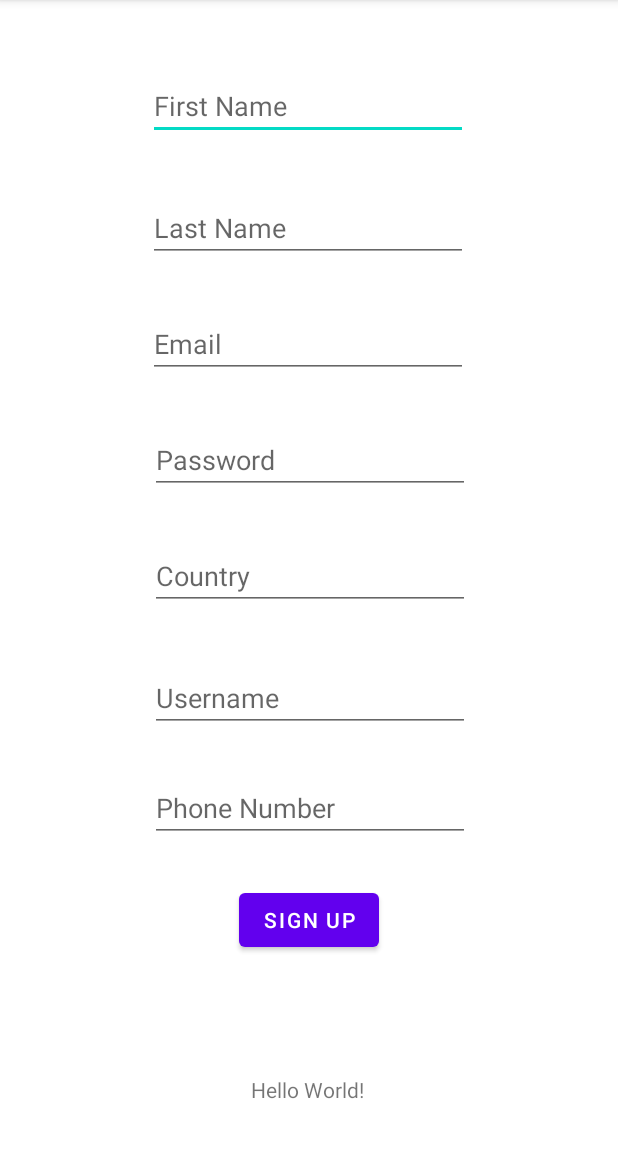
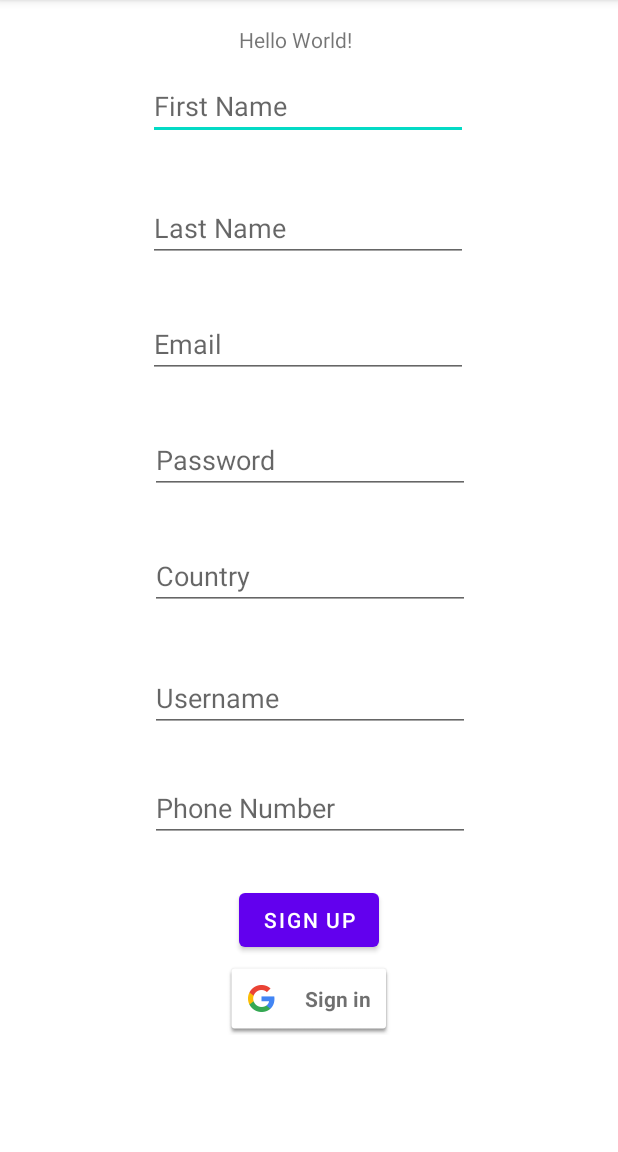
Before and after one commit to RutaleIvanPaul/TreeoApp, an Android app: the screen it shows after launch (MainActivity), on a phone screen of 412 x 824 dp, the part 84-1236 px from its top. Run offline under Robolectric (Android 15) with nearby library versions, the phone set to English and light mode, and no system bars; our stand-ins replace Dagger/Hilt's generated code.

Commit message:
Add Google Auth

```diff
--- a/app/src/main/java/com/fairventures/treeo/ui/MainActivity.kt
+++ b/app/src/main/java/com/fairventures/treeo/ui/MainActivity.kt
@@ -1,16 +1,28 @@
 package com.fairventures.treeo.ui
 
+import android.content.Intent
+import android.os.Bundle
+import android.util.Log
+import android.view.View
+import android.widget.Toast
+import androidx.activity.viewModels
 import androidx.appcompat.app.AppCompatActivity
-import android.os.Bundle
-import androidx.activity.viewModels
 import androidx.lifecycle.Observer
 import com.fairventures.treeo.R
 import com.fairventures.treeo.models.RegisterUser
-import com.fairventures.treeo.repository.MainRepository
 import com.fairventures.treeo.ui.authentication.RegisterUserViewModel
+import com.fairventures.treeo.util.GOOGLE_CLIENT_ID
+import com.fairventures.treeo.util.RC_SIGN_IN
+import com.google.android.gms.auth.api.signin.GoogleSignIn
+import com.google.android.gms.auth.api.signin.GoogleSignInAccount
+import com.google.android.gms.auth.api.signin.GoogleSignInOptions
+import com.google.android.gms.common.SignInButton
+import com.google.android.gms.common.api.ApiException
+import com.google.android.gms.tasks.OnCompleteListener
+import com.google.android.gms.tasks.Task
 import dagger.hilt.android.AndroidEntryPoint
 import kotlinx.android.synthetic.main.activity_main.*
-import javax.inject.Inject
+
 
 @AndroidEntryPoint
 class MainActivity : AppCompatActivity() {
@@ -20,6 +32,22 @@ class MainActivity : AppCompatActivity() {
     override fun onCreate(savedInstanceState: Bundle?) {
         super.onCreate(savedInstanceState)
         setContentView(R.layout.activity_main)
+
+        // Configure sign-in to request the user's ID, email address, and basic
+        // profile. ID and basic profile are included in DEFAULT_SIGN_IN.
+        val gso = GoogleSignInOptions.Builder(GoogleSignInOptions.DEFAULT_SIGN_IN)
+            .requestIdToken(GOOGLE_CLIENT_ID)
+            .requestProfile()
+            .build()
+        // Build a GoogleSignInClient with the options specified by gso.
+        val mGoogleSignInClient = GoogleSignIn.getClient(this, gso)
+
+        sign_in_button.setSize(SignInButton.SIZE_STANDARD)
+        sign_in_button.setOnClickListener{
+            val signInIntent: Intent = mGoogleSignInClient.getSignInIntent()
+            startActivityForResult(signInIntent, RC_SIGN_IN)
+        }
+
 
         register_user_button.setOnClickListener {
             registerUserViewModel.createUser(
@@ -40,4 +68,44 @@ class MainActivity : AppCompatActivity() {
 
     }
 
+    override fun onStart() {
+        super.onStart()
+
+        //Check if user has signed in before.
+
+        val account = GoogleSignIn.getLastSignedInAccount(this)
+        if (account != null){
+            Log.d("Sign In Details",account.idToken!!)
+            textView1.setText("Signed in as  ${account.displayName}")
+            sign_in_button.visibility = View.GONE
+        }
+    }
+
+    override fun onActivityResult(requestCode: Int, resultCode: Int, data: Intent?) {
+        super.onActivityResult(requestCode, resultCode, data)
+        if (requestCode === RC_SIGN_IN) {
+            val task = GoogleSignIn.getSignedInAccountFromIntent(data)
+            handleSignInResult(task)
+        }
+    }
+
+    private fun handleSignInResult(completedTask: Task<GoogleSignInAccount>) {
+        try {
+            val account = completedTask.getResult(ApiException::class.java)
+
+            if(account == null){
+                Log.d("Sign In Details", "Could Not Sign In")
+                Toast.makeText(this, "Could Not Sign In", Toast.LENGTH_LONG).show()
+
+            }
+            else{
+                Log.d("Sign In Details",account.idToken!!)
+                textView1.setText("Signed in as  ${account.displayName}")
+            }
+
+        } catch (e: ApiException) {
+            Log.d("TAG", "signInResult:failed code=" + e.statusCode)
+        }
+    }
+
 }
--- /dev/null
+++ b/app/src/main/java/com/fairventures/treeo/util/constants.kt
@@ -0,0 +1,4 @@
+package com.fairventures.treeo.util
+
+const val RC_SIGN_IN = 9000
+const val GOOGLE_CLIENT_ID="231302299324-9ipdaib4bk5k6d4eqe60rf9ag0aedku1.apps.googleusercontent.com"
--- a/app/src/main/res/layout/activity_main.xml
+++ b/app/src/main/res/layout/activity_main.xml
@@ -13,11 +13,11 @@
         android:layout_height="wrap_content"
         android:text="Hello World!"
         app:layout_constraintBottom_toBottomOf="parent"
-        app:layout_constraintHorizontal_bias="0.498"
+        app:layout_constraintHorizontal_bias="0.474"
         app:layout_constraintLeft_toLeftOf="parent"
         app:layout_constraintRight_toRightOf="parent"
         app:layout_constraintTop_toTopOf="parent"
-        app:layout_constraintVertical_bias="0.957" />
+        app:layout_constraintVertical_bias="0.022" />
 
     <EditText
         android:id="@+id/firstname"
@@ -120,4 +120,13 @@
         app:layout_constraintStart_toStartOf="parent"
         app:layout_constraintTop_toBottomOf="@+id/phone" />
 
+    <com.google.android.gms.common.SignInButton
+        android:id="@+id/sign_in_button"
+        android:layout_width="wrap_content"
+        android:layout_height="wrap_content"
+        android:layout_marginTop="4dp"
+        app:layout_constraintEnd_toEndOf="parent"
+        app:layout_constraintStart_toStartOf="parent"
+        app:layout_constraintTop_toBottomOf="@+id/register_user_button" />
+
 </androidx.constraintlayout.widget.ConstraintLayout>
```
